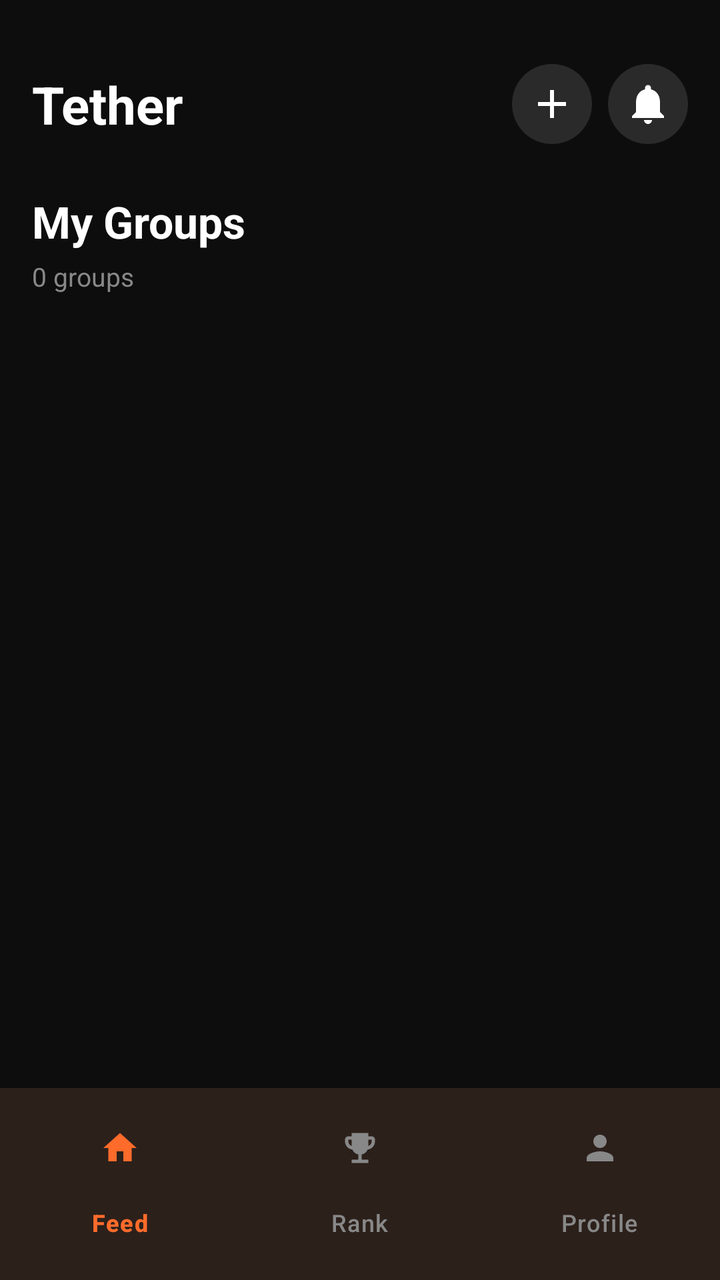
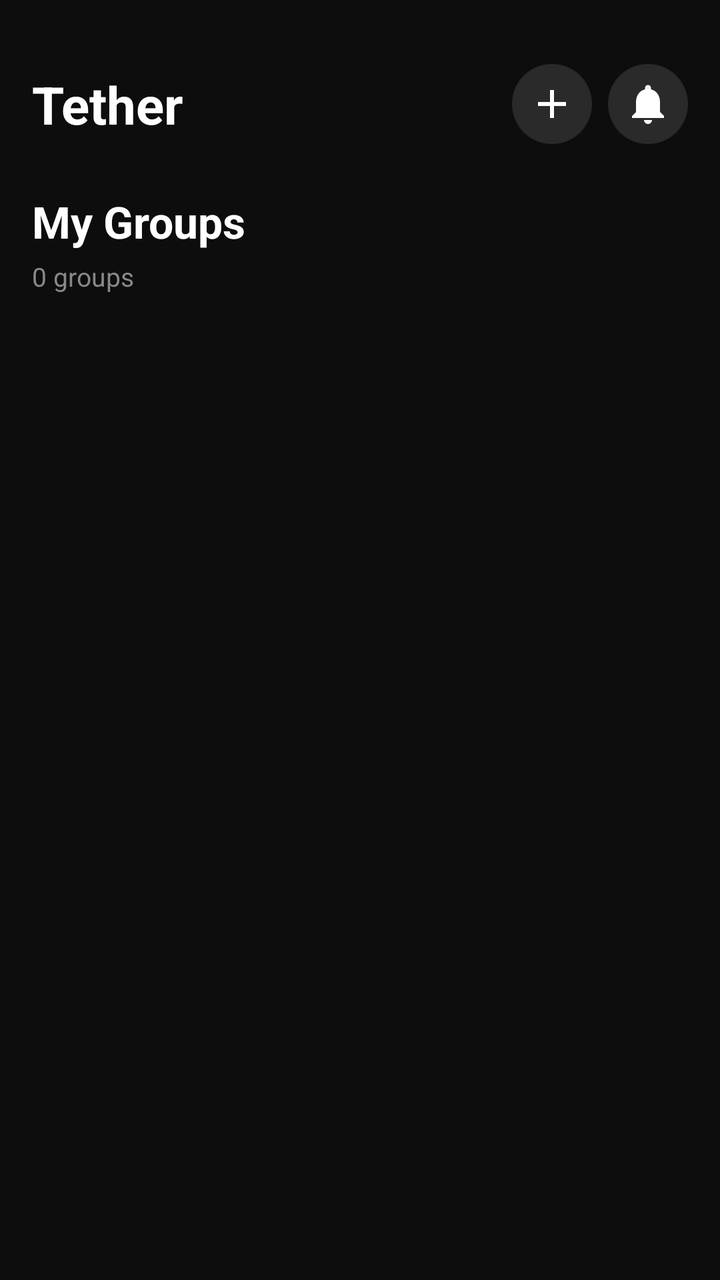

Two renders of the same Android screen: before a commit and after it. Below are the layout's source before the change and the commit's diff.
<!-- AndroidManifest.xml: application theme Theme.Tether -->
<!-- res/layout/fragment_group_list.xml -->
<?xml version="1.0" encoding="utf-8"?>
<androidx.coordinatorlayout.widget.CoordinatorLayout xmlns:android="http://schemas.android.com/apk/res/android"
    xmlns:app="http://schemas.android.com/apk/res-auto"
    xmlns:tools="http://schemas.android.com/tools"
    android:layout_width="match_parent"
    android:layout_height="match_parent"
    android:background="@color/colorBackground">

    <com.google.android.material.appbar.AppBarLayout
        android:layout_width="match_parent"
        android:layout_height="wrap_content"
        android:background="@color/colorBackground"
        app:elevation="0dp">

        <androidx.constraintlayout.widget.ConstraintLayout
            android:layout_width="match_parent"
            android:layout_height="80dp"
            android:paddingHorizontal="16dp"
            android:paddingTop="24dp">

            <TextView
                android:id="@+id/tvAppName"
                android:layout_width="wrap_content"
                android:layout_height="wrap_content"
                android:text="@string/app_name"
                android:textColor="@color/colorTextPrimary"
                android:textSize="26sp"
                android:textStyle="bold"
                app:layout_constraintBottom_toBottomOf="parent"
                app:layout_constraintStart_toStartOf="parent"
                app:layout_constraintTop_toTopOf="parent" />

            <ImageButton
                android:id="@+id/btnJoinCreateGroup"
                android:layout_width="40dp"
                android:layout_height="40dp"
                android:layout_marginEnd="8dp"
                android:background="@drawable/bg_avatar_circle"
                android:src="@drawable/ic_add"
                app:layout_constraintBottom_toBottomOf="parent"
                app:layout_constraintEnd_toStartOf="@+id/btnGroupsNotification"
                app:layout_constraintTop_toTopOf="parent"
                app:tint="@color/colorTextPrimary" />

            <ImageButton
                android:id="@+id/btnGroupsNotification"
                android:layout_width="40dp"
                android:layout_height="40dp"
                android:background="@drawable/bg_avatar_circle"
                android:src="@drawable/ic_notifications"
                app:layout_constraintBottom_toBottomOf="parent"
                app:layout_constraintEnd_toEndOf="parent"
                app:layout_constraintTop_toTopOf="parent"
                app:tint="@color/colorTextPrimary" />

        </androidx.constraintlayout.widget.ConstraintLayout>
    </com.google.android.material.appbar.AppBarLayout>

    <androidx.core.widget.NestedScrollView
        android:layout_width="match_parent"
        android:layout_height="match_parent"
        android:clipToPadding="false"
        android:paddingHorizontal="16dp"
        android:paddingTop="8dp"
        android:paddingBottom="88dp"
        app:layout_behavior="@string/appbar_scrolling_view_behavior">

        <LinearLayout
            android:layout_width="match_parent"
            android:layout_height="wrap_content"
            android:orientation="vertical">

            <TextView
                android:layout_width="wrap_content"
                android:layout_height="wrap_content"
                android:layout_marginTop="8dp"
                android:layout_marginBottom="4dp"
                android:text="My Groups"
                android:textColor="@color/colorTextPrimary"
                android:textSize="22sp"
                android:textStyle="bold" />

            <TextView
                android:id="@+id/tvGroupCount"
                android:layout_width="wrap_content"
                android:layout_height="wrap_content"
                android:layout_marginBottom="16dp"
                android:text="0 groups"
                android:textColor="@color/colorTextSecondary"
                android:textSize="13sp" />

            <androidx.recyclerview.widget.RecyclerView
                android:id="@+id/groupListRecyclerView"
                android:layout_width="match_parent"
                android:layout_height="wrap_content"
                android:nestedScrollingEnabled="false" />

            <androidx.constraintlayout.widget.ConstraintLayout
                android:id="@+id/layoutNoGroups"
                android:layout_width="match_parent"
                android:layout_height="wrap_content"
                android:layout_marginTop="64dp"
                android:visibility="gone">

                <LinearLayout
                    android:layout_width="match_parent"
                    android:layout_height="wrap_content"
                    android:gravity="center"
                    android:orientation="vertical"
                    android:paddingHorizontal="32dp"
                    app:layout_constraintBottom_toBottomOf="parent"
                    app:layout_constraintTop_toTopOf="parent">

                    <ImageView
                        android:layout_width="64dp"
                        android:layout_height="64dp"
                        android:layout_marginBottom="16dp"
                        android:src="@drawable/ic_group"
                        app:tint="#FF6B2B33" />

                    <TextView
                        android:layout_width="wrap_content"
                        android:layout_height="wrap_content"
                        android:layout_marginBottom="8dp"
                        android:gravity="center"
                        android:text="No Groups Yet"
                        android:textColor="@color/colorTextPrimary"
                        android:textSize="22sp"
                        android:textStyle="bold" />

                    <TextView
                        android:layout_width="wrap_content"
                        android:layout_height="wrap_content"
                        android:layout_marginBottom="32dp"
                        android:gravity="center"
                        android:lineSpacingMultiplier="1.4"
                        android:text="Join or create a group to start tracking your progress with friends."
                        android:textColor="@color/colorTextSecondary"
                        android:textSize="14sp" />

                    <Button
                        android:id="@+id/btnJoinCreateFromList"
                        android:layout_width="match_parent"
                        android:layout_height="52dp"
                        android:background="@drawable/bg_button_primary"
                        android:text="Join or Create a Group"
                        android:textColor="@color/colorTextPrimary"
                        android:textSize="15sp" />
                </LinearLayout>
            </androidx.constraintlayout.widget.ConstraintLayout>
        </LinearLayout>
    </androidx.core.widget.NestedScrollView>

    <com.google.android.material.bottomnavigation.BottomNavigationView
        android:id="@+id/bottomNav"
        android:layout_width="match_parent"
        android:layout_height="wrap_content"
        android:layout_gravity="bottom"
        android:background="@color/colorSurface"
        android:elevation="8dp"
        android:paddingTop="8dp"
        android:paddingBottom="8dp"
        app:itemIconSize="20dp"
        app:itemIconTint="@color/bottom_nav_color"
        app:itemTextColor="@color/bottom_nav_color"
        app:labelVisibilityMode="labeled"
        app:menu="@menu/bottom_nav_menu" />

</androidx.coordinatorlayout.widget.CoordinatorLayout>
<!-- resources referenced by this layout -->
<resources>
  <color name="colorBackground">#0D0D0D</color>
  <color name="colorSurface">#1A1A1A</color>
  <color name="colorTextPrimary">#FFFFFF</color>
  <color name="colorTextSecondary">#888888</color>
  <!-- drawable bg_avatar_circle (drawable) -->
  <?xml version="1.0" encoding="utf-8"?>
  <shape xmlns:android="http://schemas.android.com/apk/res/android"
      android:shape="oval">
      <solid android:color="@color/colorElevated" />
  </shape>
  <!-- drawable bg_button_primary (drawable) -->
  <?xml version="1.0" encoding="utf-8"?>
  <shape xmlns:android="http://schemas.android.com/apk/res/android"
      android:shape="rectangle">
      <solid android:color="@color/colorAccent" />
      <corners android:radius="12dp" />
  </shape>
  <!-- drawable ic_add (drawable) -->
  <vector xmlns:android="http://schemas.android.com/apk/res/android"
      android:width="24dp"
      android:height="24dp"
      android:viewportWidth="24"
      android:viewportHeight="24">
    <path
        android:fillColor="#FFFFFF"
        android:pathData="M19,13h-6v6h-2v-6H5v-2h6V5h2v6h6v2z"/>
  </vector>
  <!-- drawable ic_group (drawable) -->
  <vector xmlns:android="http://schemas.android.com/apk/res/android"
      android:width="20dp"
      android:height="20dp"
      android:viewportWidth="24"
      android:viewportHeight="24">
    <path
        android:fillColor="#FFFFFF"
        android:pathData="M16,11c1.66,0 2.99,-1.34 2.99,-3S17.66,5 16,5s-3,1.34 -3,3 1.34,3 3,3zM8,11c1.66,0 2.99,-1.34 2.99,-3S9.66,5 8,5s-3,1.34 -3,3 1.34,3 3,3zM8,13c-2.33,0 -7,1.17 -7,3.5L1,19h14v-2.5c0,-2.33 -4.67,-3.5 -7,-3.5zM16,13c-0.29,0 -0.62,0.02 -0.97,0.05 1.16,0.84 1.97,1.97 1.97,3.45L17,19h6v-2.5c0,-2.33 -4.67,-3.5 -7,-3.5z"/>
  </vector>
  <!-- drawable ic_notifications (drawable) -->
  <vector xmlns:android="http://schemas.android.com/apk/res/android"
      android:width="24dp"
      android:height="24dp"
      android:viewportWidth="24"
      android:viewportHeight="24">
    <path
        android:fillColor="#000000"
        android:pathData="M12,22c1.1,0 2,-0.9 2,-2h-4c0,1.1 0.9,2 2,2zM18,16v-5c0,-3.07 -1.63,-5.64 -4.5,-6.32V4c0,-0.83 -0.67,-1.5 -1.5,-1.5s-1.5,0.67 -1.5,1.5v0.68C7.63,5.36 6,7.92 6,11v5l-2,2v1h16v-1l-2,-2z"/>
  </vector>
  <string name="app_name">Tether</string>
  <style name="Theme.Tether" parent="Theme.Material3.Dark.NoActionBar">
          
          <item name="android:windowBackground">@color/colorBackground</item>
          <item name="colorPrimary">@color/colorAccent</item>
          <item name="colorSurface">@color/colorSurface</item>
          <item name="colorOnSurface">@color/colorTextPrimary</item>
  
          <item name="android:statusBarColor">@color/colorBackground</item>
          <item name="android:navigationBarColor">@color/colorBackground</item>
      </style>
  <color name="colorElevated">#2A2A2A</color>
  <color name="colorAccent">#FF6B2B</color>
</resources>

<!-- the commit's change to res/layout/fragment_group_list.xml (unified diff, before → after) -->
@@ -151,19 +151,4 @@
         </LinearLayout>
     </androidx.core.widget.NestedScrollView>
 
-    <com.google.android.material.bottomnavigation.BottomNavigationView
-        android:id="@+id/bottomNav"
-        android:layout_width="match_parent"
-        android:layout_height="wrap_content"
-        android:layout_gravity="bottom"
-        android:background="@color/colorSurface"
-        android:elevation="8dp"
-        android:paddingTop="8dp"
-        android:paddingBottom="8dp"
-        app:itemIconSize="20dp"
-        app:itemIconTint="@color/bottom_nav_color"
-        app:itemTextColor="@color/bottom_nav_color"
-        app:labelVisibilityMode="labeled"
-        app:menu="@menu/bottom_nav_menu" />
-
 </androidx.coordinatorlayout.widget.CoordinatorLayout>
